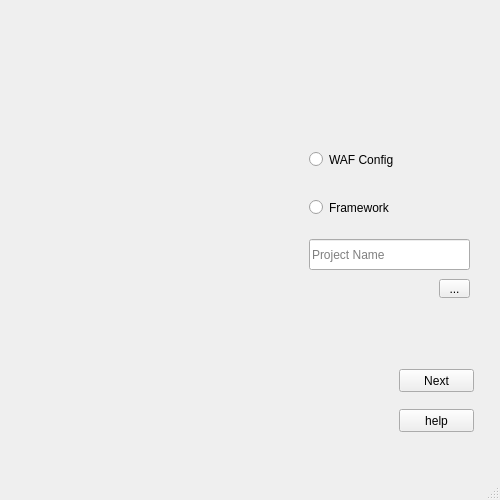
Graduti0n-Pr0ject/pen-testing-Program, file design.ui: the form before one commit.
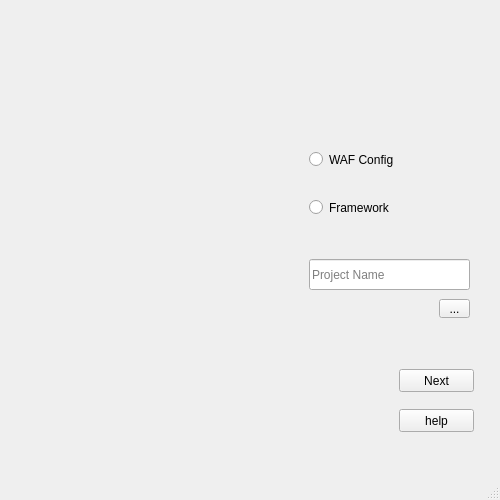
The form after the commit. Icons and pictures are not drawn.

Patch:
```diff
--- a/design.ui
+++ b/design.ui
@@ -139,7 +139,7 @@
         <property name="geometry">
          <rect>
           <x>280</x>
-          <y>220</y>
+          <y>240</y>
           <width>191</width>
           <height>80</height>
          </rect>
```
Left out of the diff: 4 changed lines with no effect on the pictures.
